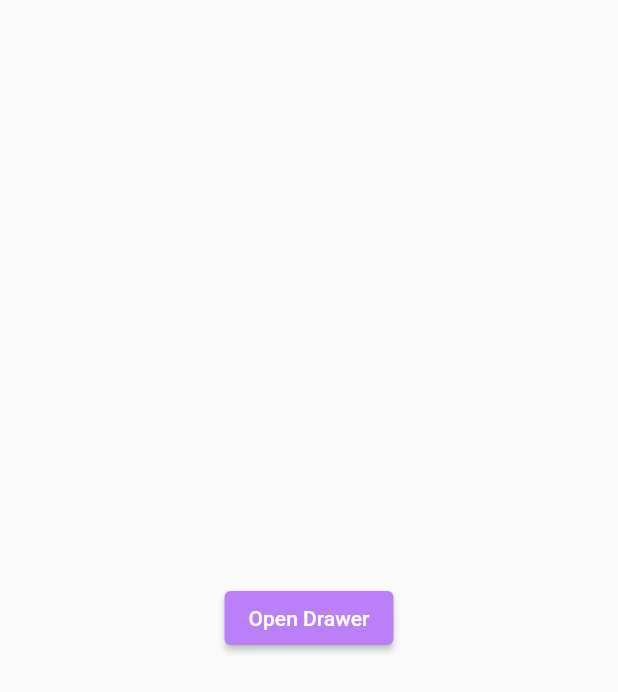
After one commit to ACM-VIT/fludget, a Flutter app: the DrawerImplementation screen opened directly, after a tap on "Open Drawer", after a tap on "Close Drawer", on a phone screen of 412 x 824 dp. The commit adds this screen. Shown: the top 692 px of the screen. Run offline on Flutter 3.47's test engine with Material 2 defaults, Android fonts, the phone set to English and light mode, and no system bars; our stand-ins replace file_picker, package_info_plus, shared_preferences, webview_flutter; missing offline and left inert: syntax_highlighter; accounts and stored records are empty.

Commit message:
Added Drawer Widget implementation

```diff
--- /dev/null
+++ b/lib/routes/drawer_widget.dart
@@ -0,0 +1,148 @@
+import 'package:fludget/Models/codeString.dart';
+import 'package:flutter/material.dart';
+
+final scaffoldKey = GlobalKey<ScaffoldState>();
+
+class DrawerImplementation extends StatelessWidget {
+  const DrawerImplementation({Key? key}) : super(key: key);
+
+  @override
+  Widget build(BuildContext context) {
+    return Scaffold(
+      key: scaffoldKey,
+      drawer: Drawer(
+        child: ListView(
+          padding: EdgeInsets.only(),
+          children: [
+            DrawerHeader(
+              child: Image.asset("assets/images/logo.png"),
+            ),
+            const SizedBox(
+              height: 20,
+            ),
+            Center(
+              child: Text(
+                "FLUDGET",
+                style: Theme.of(context).textTheme.headline5,
+              ),
+            ),
+            const SizedBox(
+              height: 20,
+            ),
+            Center(
+              child: ElevatedButton(
+                onPressed: () {
+                  if (scaffoldKey.currentState!.isDrawerOpen) {
+                    scaffoldKey.currentState?.openEndDrawer();
+                  } else {
+                    scaffoldKey.currentState?.openDrawer();
+                  }
+                },
+                child: Text("Close Drawer"),
+              ),
+            )
+          ],
+        ),
+      ),
+      body: Center(
+        child: ElevatedButton(
+          onPressed: () {
+            if (scaffoldKey.currentState!.isDrawerOpen) {
+              scaffoldKey.currentState?.openEndDrawer();
+            } else {
+              scaffoldKey.currentState?.openDrawer();
+            }
+          },
+          child: Text("Open Drawer"),
+        ),
+      ),
+    );
+  }
+}
+
+class DrawerDescription extends StatelessWidget {
+  const DrawerDescription({Key? key}) : super(key: key);
+
+  @override
+  Widget build(BuildContext context) {
+    return Scaffold(
+      body: DefaultTextStyle(
+        style: const TextStyle(height: 1.5),
+        child: Padding(
+          padding: const EdgeInsets.all(20.0),
+          child: Column(
+            crossAxisAlignment: CrossAxisAlignment.start,
+            children: [
+              Text(
+                "A material design panel that slides in horizontally from the edge of a Scaffold to show navigation links in an application.",
+              ),
+              const SizedBox(
+                height: 20,
+              ),
+              Text(
+                "Sytanx or Class definition",
+                style: Theme.of(context).textTheme.headline6,
+              ),
+              const SizedBox(
+                height: 20,
+              ),
+              Text(
+                """
+const Drawer(
+{Key? key,
+double elevation,
+Widget? child,
+String? semanticLabel}
+)""",
+              )
+            ],
+          ),
+        ),
+      ),
+    );
+  }
+}
+
+class DrawerCode extends CodeString {
+  const DrawerCode();
+
+  @override
+  String buildCodeString() {
+    return """
+    Drawer(
+    child: ListView(
+          padding: EdgeInsets.only(),
+          children: [
+            DrawerHeader(
+              child: Image.asset("assets/images/logo.png"),
+            ),
+            const SizedBox(
+              height: 20,
+            ),
+            Center(
+              child: Text(
+                "FLUDGET",
+                style: Theme.of(context).textTheme.headline5,
+              ),
+            ),
+            const SizedBox(
+              height: 20,
+            ),
+            Center(
+              child: ElevatedButton(
+                onPressed: () {
+                  if (scaffoldKey.currentState!.isDrawerOpen) {
+                    scaffoldKey.currentState?.openEndDrawer();
+                  } else {
+                    scaffoldKey.currentState?.openDrawer();
+                  }
+                },
+                child: Text("Close Drawer"),
+              ),
+            )
+          ],
+        ),
+      ),
+      """;
+  }
+}
--- a/lib/widgetList.dart
+++ b/lib/widgetList.dart
@@ -29,6 +29,7 @@ import 'package:fludget/routes/dialogBox.dart';
 import 'package:fludget/routes/dismissible_widget.dart';
 import 'package:fludget/routes/draggableWidget.dart';
 import 'package:fludget/routes/draggable_scrollable_sheet.dart';
+import 'package:fludget/routes/drawer_widget.dart';
 import 'package:fludget/routes/dropDownButton.dart';
 import 'package:fludget/routes/elevatedButton.dart';
 import 'package:fludget/routes/errorWidget.dart';
@@ -678,4 +679,15 @@ const List<WidgetModel> widgets = [
     ],
     codeString: PlaceHolderCode(),
   ),
+  WidgetModel(
+    name: "Drawer Widget",
+    link: "https://api.flutter.dev/flutter/material/Drawer-class.html",
+    subtitle: "Implementation of Drawer widget",
+    implementation: DrawerImplementation(),
+    description: DrawerDescription(),
+    category: [
+      WidgetCategoy.Material,
+    ],
+    codeString: DrawerCode(),
+  ),
 ];
```
